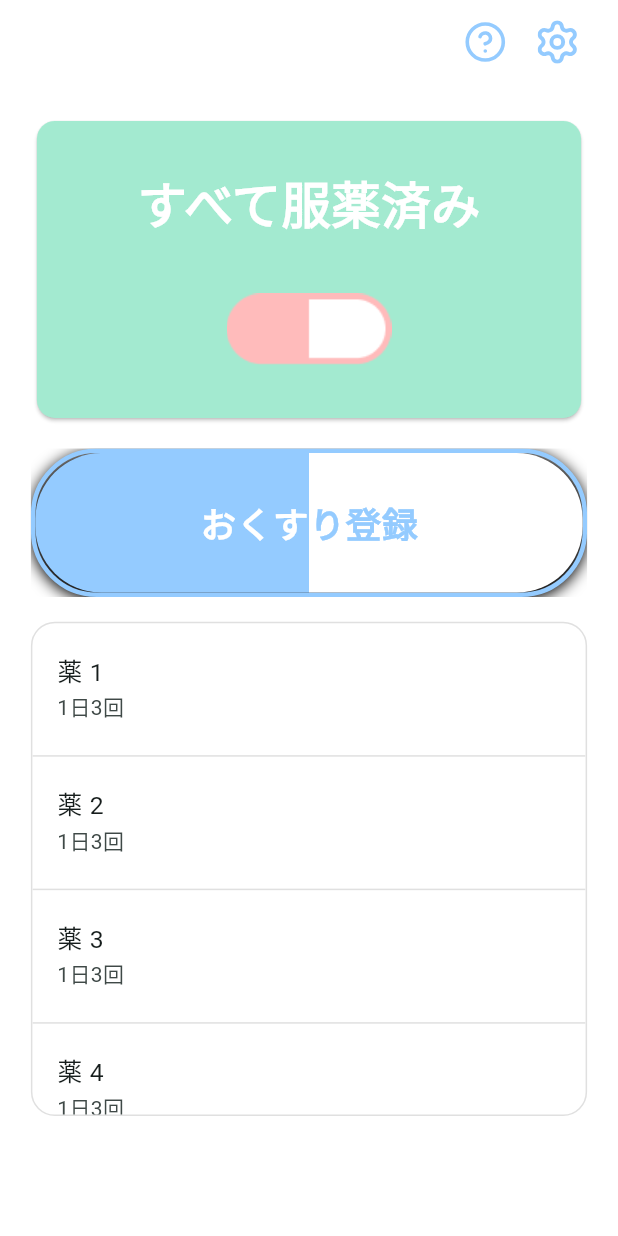
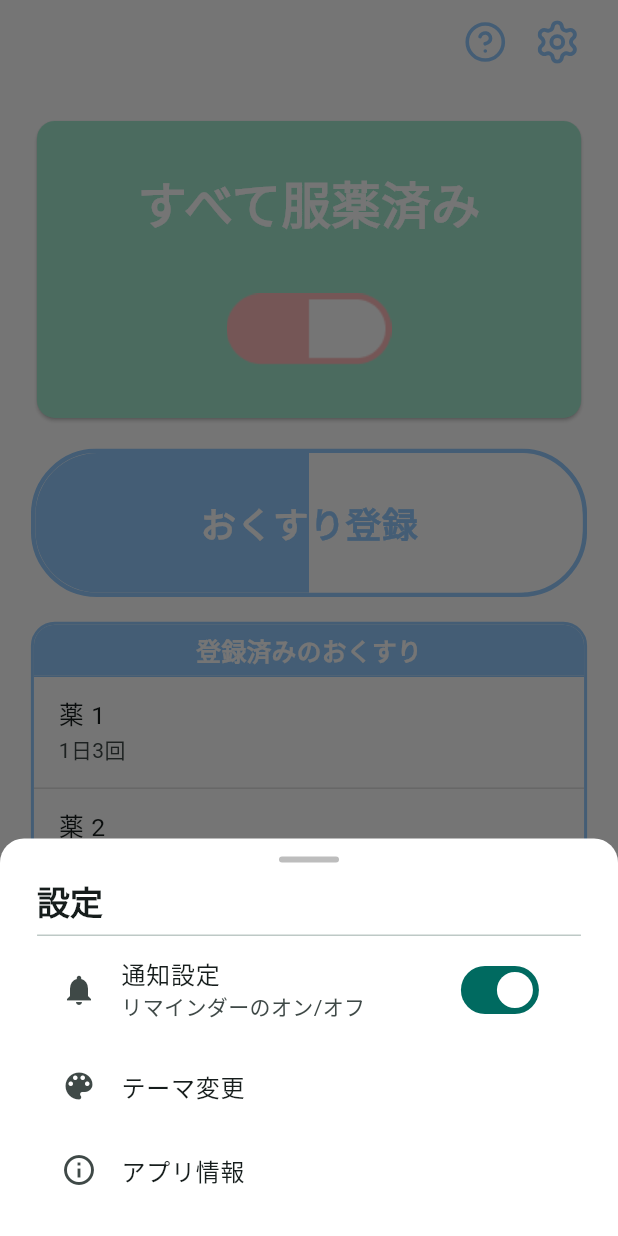
Before and after one commit to oiM-o/medicine_reminder, a Flutter app: the screen it shows after launch, after a tap on an icon or button, on a phone screen of 412 x 824 dp. Run offline on Flutter 3.47's test engine with Material 3 defaults, Android fonts, the phone set to English and light mode, and no system bars; our stand-ins replace flutter_svg.

Commit message:
homescreenとカプセルボタンの修正

```diff
--- a/lib/ui/components/capsule_pill_button.dart
+++ b/lib/ui/components/capsule_pill_button.dart
@@ -27,13 +27,6 @@ class CapsulePillButton extends StatelessWidget {
           decoration: BoxDecoration(
             borderRadius: radius,
             border: Border.all(color: blue, width: 3),
-            boxShadow: [
-              BoxShadow(
-                color: Colors.black,
-                blurRadius: 8,
-                offset: const Offset(0, 2),
-              ),
-            ],
           ),
           child: Stack(
             fit: StackFit.expand,
@@ -44,7 +37,10 @@ class CapsulePillButton extends StatelessWidget {
                     child: Container(
                       decoration: BoxDecoration(
                         color: blue,
-                        borderRadius: BorderRadius.horizontal(left: Radius.circular(height / 1.5)),
+                        borderRadius: BorderRadius.only(
+                          topLeft: Radius.circular(height / 1.6),
+                          bottomLeft: Radius.circular(height / 1.6),
+                        ),
                       ),
                     ),
                   ),
--- a/lib/ui/screen/home_screen.dart
+++ b/lib/ui/screen/home_screen.dart
@@ -2,6 +2,7 @@ import 'package:flutter/material.dart';
 import 'package:flutter_svg/flutter_svg.dart';
 import 'package:medicine_reminder/ui/components/capsule_pill_button.dart';
 import 'package:medicine_reminder/ui/dialog/register_dialog.dart';
+import 'package:medicine_reminder/ui/screen/setting_sheet.dart';
 
 class HomeScreen extends StatelessWidget {
   const HomeScreen({super.key});
@@ -21,6 +22,7 @@ class HomeScreen extends StatelessWidget {
   Widget build(BuildContext context) {
     final screenWidth = MediaQuery.of(context).size.width;
     final screenHeight = MediaQuery.of(context).size.height;
+    final blue = Color(0xFF94CBFF);
 
     return Scaffold(
       backgroundColor: Colors.white,
@@ -41,7 +43,7 @@ class HomeScreen extends StatelessWidget {
               width: screenWidth * 0.07,
               height: screenWidth * 0.07,
             ),
-            onPressed: () {},
+            onPressed: () => showSettingsSheet(context),
           ),
           SizedBox(width: screenWidth * 0.04,)
         ],
@@ -94,22 +96,46 @@ class HomeScreen extends StatelessWidget {
 
             SizedBox(height: screenHeight * 0.02),
 
-            // 薬リスト部分
+            //TODO 登録されている薬が0の時と1以上の時で表示切り替え
             SizedBox(
               height: screenHeight * 0.4,
               child: Container(
                 decoration: BoxDecoration(
                   color: Colors.white,
                   borderRadius: BorderRadius.circular(16),
-                  border: Border.all(color: Colors.grey.shade300),
+                  border: Border.all(
+                      color: blue,
+                      width: 2,
+                  ),
                 ),
                 child: ClipRRect(
-                  borderRadius: BorderRadius.circular(16),
+                  borderRadius: BorderRadius.circular(14),
+                  child: Column(
+                    crossAxisAlignment: CrossAxisAlignment.stretch,
+                    children: [
+                      Container(
+                        color: blue,
+                        padding: EdgeInsets.symmetric(
+                          vertical: screenHeight * 0.006,
+                        ),
+                        child: Center(
+                          child: Text(
+                            '登録済みのおくすり',
+                            style: TextStyle(
+                              fontSize: screenWidth * 0.04,
+                              fontWeight: FontWeight.w700,
+                              color: Colors.white,
+                            ),
+                          ),
+                        ),
+                      ),
+                    Divider(color: blue, height: 1),
+                    Expanded(
                       child: ListView.separated(
                         itemCount: 5,
                         itemBuilder: (context, index) {
                           return ListTile(
-                        contentPadding: EdgeInsets.symmetric(horizontal: screenWidth * 0.04, vertical: 8),
+                            contentPadding: EdgeInsets.symmetric(horizontal: screenWidth * 0.04, vertical: screenHeight * 0.001),
                             title: Text(
                               '薬 ${index + 1}',
                               style: TextStyle(fontSize: screenWidth * 0.04),
@@ -123,6 +149,9 @@ class HomeScreen extends StatelessWidget {
                           ),
                         ),
                       ),
+                    ],
+                  ),
+                ),
               ),
             ),
           ],
--- /dev/null
+++ b/lib/ui/screen/setting_sheet.dart
@@ -0,0 +1,82 @@
+import 'package:flutter/material.dart';
+
+Future<void> showSettingsSheet(BuildContext context) {
+  return showModalBottomSheet(
+    context: context,
+    isScrollControlled: true,
+    backgroundColor: Colors.white,
+    shape: const RoundedRectangleBorder(
+      borderRadius: BorderRadius.vertical(top: Radius.circular(16)),
+    ),
+    builder: (context) => const _SettingsSheet(),
+  );
+}
+
+class _SettingsSheet extends StatelessWidget {
+  const _SettingsSheet();
+
+  @override
+  Widget build(BuildContext context) {
+    final width = MediaQuery.of(context).size.width;
+    return SafeArea(
+      top: false,
+      child: Padding(
+        padding: EdgeInsets.fromLTRB(
+          width * 0.06, 12, width * 0.06,
+          16 + MediaQuery.of(context).viewInsets.bottom,
+        ),
+        child: Column(
+          mainAxisSize: MainAxisSize.min,
+          crossAxisAlignment: CrossAxisAlignment.start,
+          children: [
+            Center(
+              child: Container(
+                width: 40, height: 4,
+                margin: const EdgeInsets.only(bottom: 12),
+                decoration: BoxDecoration(
+                  color: Colors.black26,
+                  borderRadius: BorderRadius.circular(2),
+                ),
+              ),
+            ),
+            Text(
+              '設定',
+              style: Theme.of(context)
+                  .textTheme
+                  .titleLarge
+                  ?.copyWith(fontWeight: FontWeight.bold),
+            ),
+            const SizedBox(height: 8),
+            const Divider(height: 1),
+
+            ListTile(
+              leading: const Icon(Icons.notifications),
+              title: const Text('通知設定'),
+              subtitle: const Text('リマインダーのオン/オフ'),
+              trailing: Switch(
+                value: true,
+                onChanged: (v) {
+                  // TODO: 通知の有効/無効を保存
+                },
+              ),
+            ),
+            ListTile(
+              leading: const Icon(Icons.color_lens),
+              title: const Text('テーマ変更'),
+              onTap: () {
+                // TODO: テーマ選択ダイアログへ
+              },
+            ),
+            ListTile(
+              leading: const Icon(Icons.info_outline),
+              title: const Text('アプリ情報'),
+              onTap: () {
+                // TODO: About画面へ
+              },
+            ),
+          ],
+        ),
+      ),
+    );
+  }
+}
```
Also changed, not shown: lib/ui/dialog/register_dialog.dart (+37 -26 lines). Lines whose indentation alone changed are shown as unchanged.
